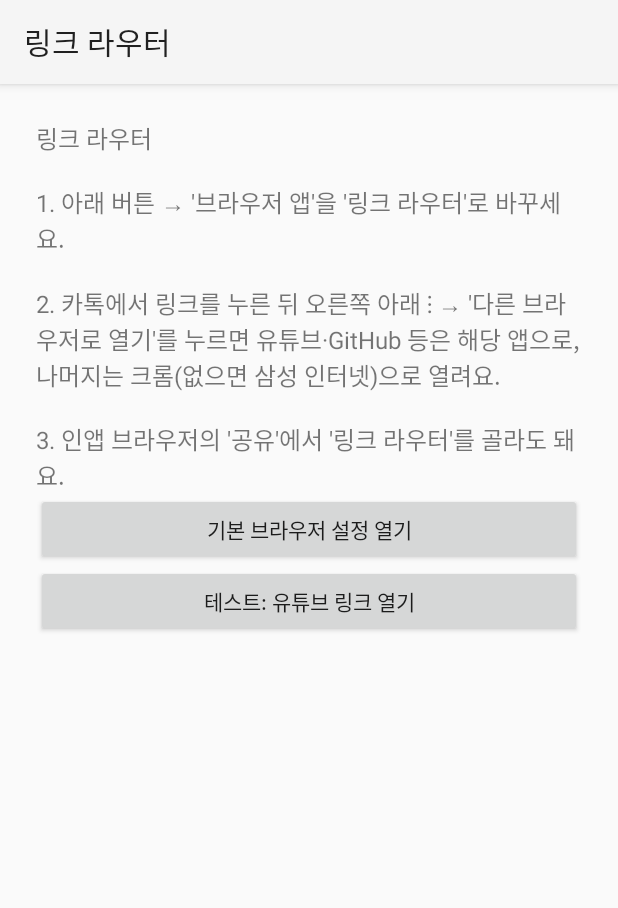
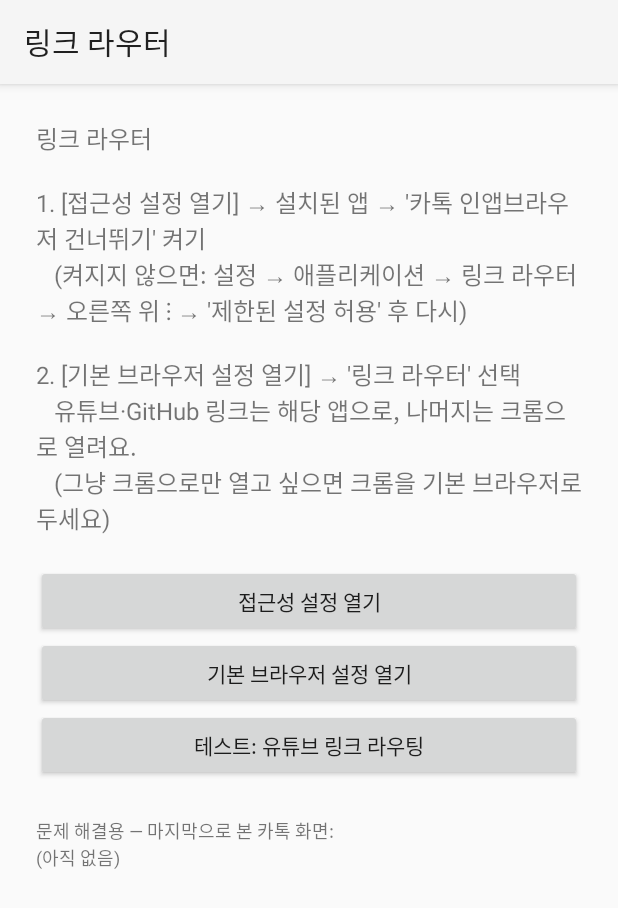
Before and after one commit to hj-777/LinkRouter, an Android app: the screen it shows after launch (MainActivity), on a phone screen of 412 x 824 dp. Shown: the top 908 px of the screen. Run offline under Robolectric (Android 15) with nearby library versions, the phone set to English and light mode, and no system bars.

Commit message:
Add files via upload

```diff
--- a/app/src/main/java/com/linkrouter/MainActivity.java
+++ b/app/src/main/java/com/linkrouter/MainActivity.java
@@ -9,9 +9,12 @@ import android.provider.Settings;
 import android.view.ViewGroup;
 import android.widget.Button;
 import android.widget.LinearLayout;
+import android.widget.ScrollView;
 import android.widget.TextView;
 
 public class MainActivity extends Activity {
+
+    private TextView debug;
 
     @Override
     protected void onCreate(Bundle savedInstanceState) {
@@ -25,35 +28,59 @@ public class MainActivity extends Activity {
         TextView info = new TextView(this);
         info.setTextSize(16);
         info.setText("링크 라우터\n\n"
-                + "1. 아래 버튼 → '브라우저 앱'을 '링크 라우터'로 바꾸세요.\n\n"
-                + "2. 카톡에서 링크를 누른 뒤 오른쪽 아래 ⋮ → '다른 브라우저로 열기'를 누르면 "
-                + "유튜브·GitHub 등은 해당 앱으로, 나머지는 크롬(없으면 삼성 인터넷)으로 열려요.\n\n"
-                + "3. 인앱 브라우저의 '공유'에서 '링크 라우터'를 골라도 돼요.");
+                + "1. [접근성 설정 열기] → 설치된 앱 → '카톡 인앱브라우저 건너뛰기' 켜기\n"
+                + "   (켜지지 않으면: 설정 → 애플리케이션 → 링크 라우터 → 오른쪽 위 ⋮ → '제한된 설정 허용' 후 다시)\n\n"
+                + "2. [기본 브라우저 설정 열기] → '링크 라우터' 선택\n"
+                + "   유튜브·GitHub 링크는 해당 앱으로, 나머지는 크롬으로 열려요.\n"
+                + "   (그냥 크롬으로만 열고 싶으면 크롬을 기본 브라우저로 두세요)\n");
         root.addView(info);
 
-        Button settings = new Button(this);
-        settings.setText("기본 브라우저 설정 열기");
-        settings.setOnClickListener(v -> {
-            try {
-                startActivity(new Intent(Settings.ACTION_MANAGE_DEFAULT_APPS_SETTINGS));
-            } catch (ActivityNotFoundException e) {
-                startActivity(new Intent(Settings.ACTION_SETTINGS));
-            }
-        });
-        root.addView(settings, new LinearLayout.LayoutParams(
-                ViewGroup.LayoutParams.MATCH_PARENT, ViewGroup.LayoutParams.WRAP_CONTENT));
+        root.addView(button("접근성 설정 열기", Settings.ACTION_ACCESSIBILITY_SETTINGS), wide());
+        root.addView(button("기본 브라우저 설정 열기", Settings.ACTION_MANAGE_DEFAULT_APPS_SETTINGS), wide());
 
         Button test = new Button(this);
-        test.setText("테스트: 유튜브 링크 열기");
+        test.setText("테스트: 유튜브 링크 라우팅");
         test.setOnClickListener(v -> {
             Intent i = new Intent(this, RouterActivity.class);
             i.setAction(Intent.ACTION_VIEW);
             i.setData(Uri.parse("https://www.youtube.com/watch?v=jNQXAC9IVRw"));
             startActivity(i);
         });
-        root.addView(test, new LinearLayout.LayoutParams(
-                ViewGroup.LayoutParams.MATCH_PARENT, ViewGroup.LayoutParams.WRAP_CONTENT));
+        root.addView(test, wide());
 
-        setContentView(root);
+        debug = new TextView(this);
+        debug.setTextSize(12);
+        debug.setPadding(0, pad, 0, 0);
+        root.addView(debug);
+
+        ScrollView scroll = new ScrollView(this);
+        scroll.addView(root);
+        setContentView(scroll);
+    }
+
+    @Override
+    protected void onResume() {
+        super.onResume();
+        String last = getSharedPreferences(KakaoSkipService.PREFS, MODE_PRIVATE)
+                .getString(KakaoSkipService.KEY_LAST_CLASS, "(아직 없음)");
+        debug.setText("문제 해결용 — 마지막으로 본 카톡 화면:\n" + last);
+    }
+
+    private Button button(String label, String action) {
+        Button b = new Button(this);
+        b.setText(label);
+        b.setOnClickListener(v -> {
+            try {
+                startActivity(new Intent(action));
+            } catch (ActivityNotFoundException e) {
+                startActivity(new Intent(Settings.ACTION_SETTINGS));
+            }
+        });
+        return b;
+    }
+
+    private LinearLayout.LayoutParams wide() {
+        return new LinearLayout.LayoutParams(
+                ViewGroup.LayoutParams.MATCH_PARENT, ViewGroup.LayoutParams.WRAP_CONTENT);
     }
 }
--- /dev/null
+++ b/app/src/main/res/values/strings.xml
@@ -0,0 +1,5 @@
+<?xml version="1.0" encoding="utf-8"?>
+<resources>
+    <string name="a11y_label">카톡 인앱브라우저 건너뛰기</string>
+    <string name="a11y_desc">카카오톡 인앱 브라우저가 열리면 자동으로 \'다른 브라우저로 열기\'를 눌러, 링크를 기본 브라우저(또는 링크 라우터)로 바로 넘깁니다. 카카오톡 화면만 읽으며, 다른 앱의 내용은 읽지 않습니다.</string>
+</resources>
```
Also changed, not shown: app/src/main/AndroidManifest.xml (+14 -0 lines), app/src/main/java/com/linkrouter/KakaoSkipService.java (added, +154 -0 lines), app/src/main/res/xml/kakao_skip.xml (added, +9 -0 lines).
